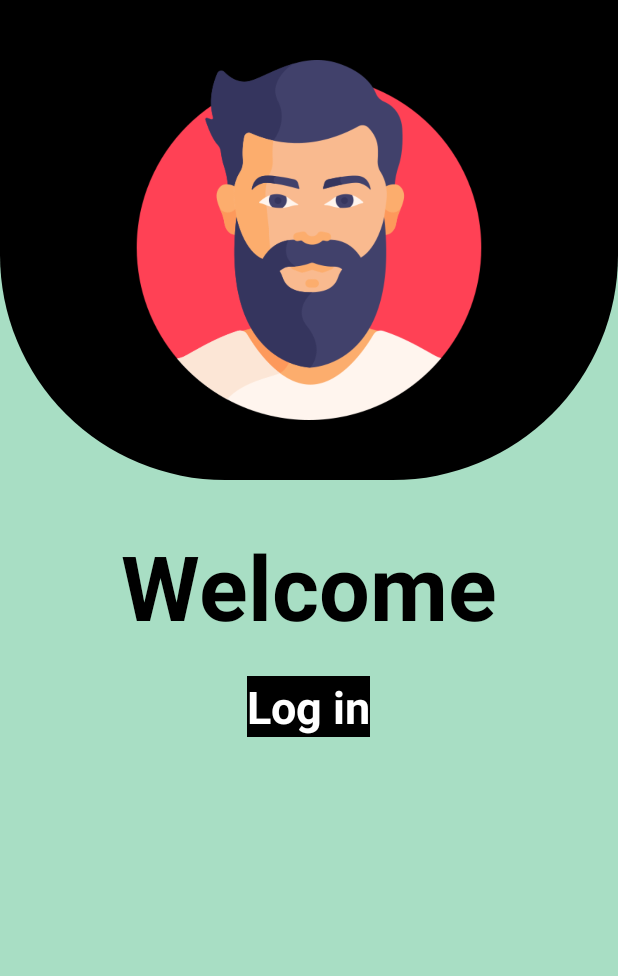
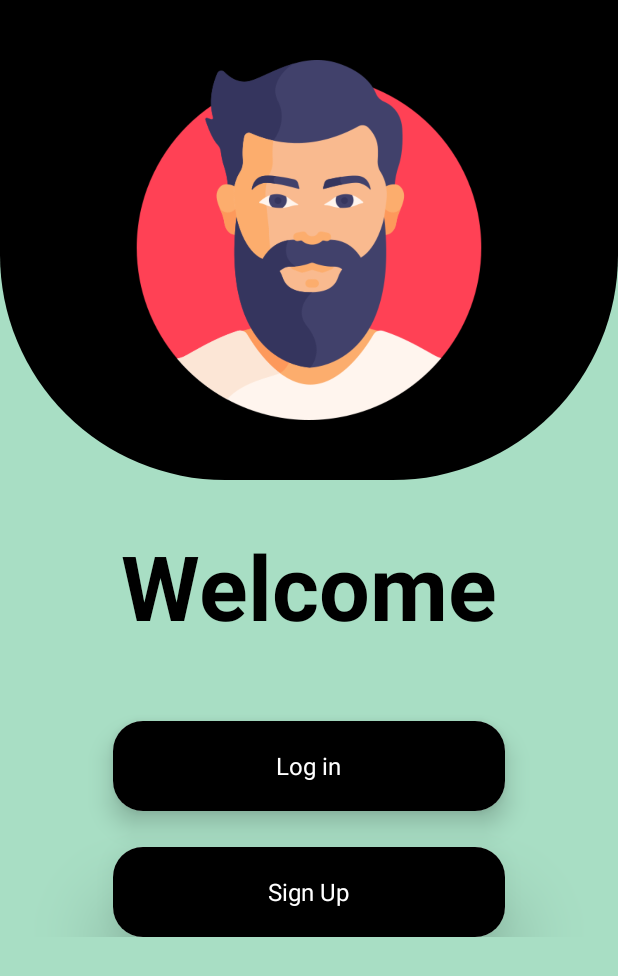
Before and after one commit to kush-raj-nit061/Social-Lite, an Android app: the WelcomePage screen opened directly, with no data from a screen before it, on a phone screen of 412 x 824 dp. Shown: the top 976 px of the screen. Run offline under Robolectric (Android 15) with nearby library versions, the phone set to English and light mode, and no system bars; Roboto replaces fonts that are not available here.

Commit message:
welcome updated

```diff
--- a/app/src/main/res/layout/activity_welcome_page.xml
+++ b/app/src/main/res/layout/activity_welcome_page.xml
@@ -62,19 +62,68 @@
 
 
             />
-        <TextView
-            android:layout_width="wrap_content"
+        <androidx.cardview.widget.CardView
+            android:layout_marginHorizontal="75dp"
+            app:cardElevation="10dp"
+            app:cardCornerRadius="20dp"
+            android:layout_width="match_parent"
             android:layout_height="wrap_content"
-            android:text="Log in"
-            android:textColor="@color/white"
+            android:elevation="25dp"
+            android:background="@color/theme"
+            android:layout_marginTop="50dp"
+            android:textAlignment="center"
+            android:textDirection="ltr"
+            >
+            <RelativeLayout
+                android:layout_width="match_parent"
+                android:background="@color/black"
+
+                android:layout_height="60dp">
+
+                <TextView
+                    android:layout_width="wrap_content"
+                    android:layout_height="wrap_content"
+                    android:textSize="16dp"
+                    android:text="Log in"
+                    android:textColor="@color/white"
+                    android:layout_centerInParent="true"
+
+                    />
+
+            </RelativeLayout>
+        </androidx.cardview.widget.CardView>
+
+        <androidx.cardview.widget.CardView
+            android:layout_marginHorizontal="75dp"
+            app:cardElevation="30dp"
+            app:cardCornerRadius="20dp"
+            android:layout_width="match_parent"
+            android:layout_height="wrap_content"
+            android:elevation="25dp"
+            android:background="@color/theme"
+            android:layout_marginTop="24dp"
+            android:textAlignment="center"
+            android:textDirection="ltr"
+            >
+        <RelativeLayout
+            android:layout_width="match_parent"
             android:background="@color/black"
-            android:textSize="30dp"
-            android:textStyle="bold"
-           android:layout_marginTop="20dp"
-           android:layout_gravity="center_horizontal"
+
+            android:layout_height="60dp">
+
+            <TextView
+                android:layout_width="wrap_content"
+                android:layout_height="wrap_content"
+                android:layout_centerInParent="true"
+                android:text="Sign Up"
+                android:textColor="@color/white"
+
+                android:textSize="16dp" />
+
+        </RelativeLayout>
+        </androidx.cardview.widget.CardView>
 
 
-            />
 
 
 
```
